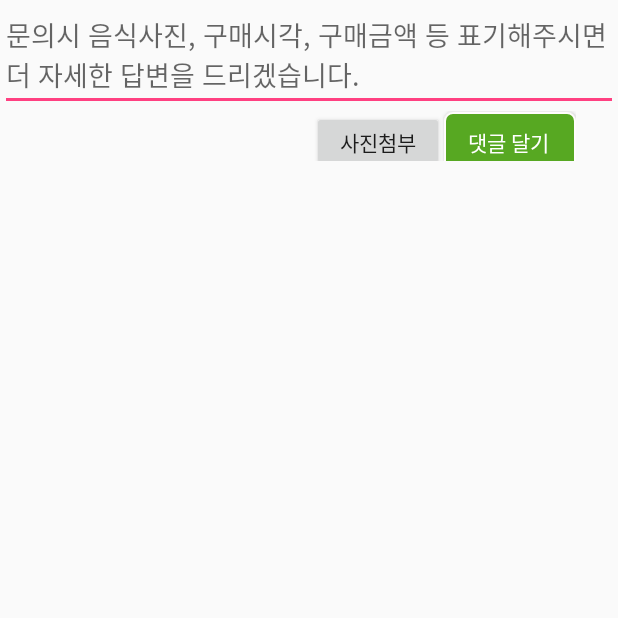
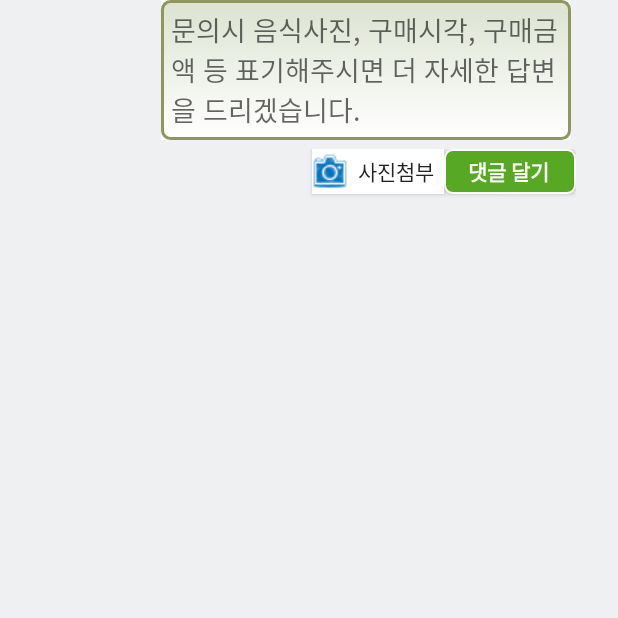
Before and after one commit to TrustOne/ddang, an Android app: the screen it shows after launch (Comment_Activity_1), after a tap on "후기보기1", on a phone screen of 412 x 824 dp, the top half of it. Run offline under Robolectric (Android 15) with nearby library versions, the phone set to English and light mode, and no system bars; our stand-ins replace Firebase (no records; nobody signed in at launch, a user with empty details on screens opened directly); libraries missing offline, so code that uses them is left out: com.facebook, com.facebook.login, com.firebase.ui; pictures from the network do not load.

Commit message:
180814_1

```diff
--- a/app/src/main/AndroidManifest.xml
+++ b/app/src/main/AndroidManifest.xml
@@ -47,6 +47,7 @@
         <activity android:name=".creditActivity" />
         <activity
             android:name=".Comment_Activity_1"
+            android:windowSoftInputMode="stateAlwaysHidden"
             android:label="@string/title_activity_comment__1"></activity>
     </application>
 
--- a/app/src/main/java/com/example/administrator/secondlogin/Comment_Activity_1.java
+++ b/app/src/main/java/com/example/administrator/secondlogin/Comment_Activity_1.java
@@ -22,12 +22,16 @@ import android.support.v4.app.ActivityCompat;
 import android.support.v4.content.ContextCompat;
 import android.util.Log;
 import android.view.LayoutInflater;
+import android.view.MotionEvent;
 import android.view.View;
 import android.view.ViewGroup;
+import android.widget.Adapter;
 import android.widget.BaseAdapter;
 import android.widget.EditText;
 import android.widget.ImageView;
+import android.widget.ListAdapter;
 import android.widget.ListView;
+import android.widget.ScrollView;
 import android.widget.TextView;
 
 import com.bumptech.glide.Glide;
@@ -54,6 +58,7 @@ import java.util.ArrayList;
 import java.util.Date;
 import java.util.HashMap;
 import java.util.Map;
+import java.util.zip.Inflater;
 
 import static com.facebook.login.widget.ProfilePictureView.TAG;
 
@@ -69,7 +74,8 @@ public class Comment_Activity_1 extends Activity {
     ArrayList<Comment> al = new ArrayList<Comment>();
     public RequestManager mGlideRequestManager;
 
-
+    private ListView mList_Lv;
+    private ScrollView mScroll_Sv;
 
     @Override
     protected void onCreate(Bundle savedInstanceState) {
@@ -82,6 +88,15 @@ public class Comment_Activity_1 extends Activity {
         System.out.println("0809_1");
         storage = FirebaseStorage.getInstance();
         storageRef = storage.getReference();
+        iNit();
+
+
+
+
+
+
+
+
         db.collection("user_store").document("TrustOne").collection("Comment")
                 .get()
                 .addOnCompleteListener(new OnCompleteListener<QuerySnapshot>() {
@@ -93,7 +108,18 @@ public class Comment_Activity_1 extends Activity {
                                 al.add(new Comment((String)document.get("COMMENT") ,(String)document.get("TIME"), (String)document.get("UID"),(String)document.get("PHOTO") ));
                                 System.out.println("0809_1.5" + (String)document.get("COMMENT"));
 
+
                             }
+                            MyAdapter adapter = new MyAdapter(
+                                    getApplicationContext(),
+                                    R.layout.listview_layout,
+                                    al);
+                            ListView lv = (ListView)findViewById(R.id.listview);
+                       //     setListViewHeightBasedOnItems(lv);
+                            lv.setAdapter(adapter);
+                       //     setListViewHeightBasedOnChildren(lv);
+
+
                         } else {
                       //      Log.d(TAG, "Error getting documents: ", task.getException());
                         }
@@ -103,15 +129,27 @@ public class Comment_Activity_1 extends Activity {
 
      //   StorageReference pathReference = storageRef.child("user_store/Trustone_store/comment");
         System.out.println("0809_2");
-    MyAdapter adapter = new MyAdapter(
-            getApplicationContext(),
-            R.layout.listview_layout,
-            al);
-        ListView lv = (ListView)findViewById(R.id.listview);
-        lv.setAdapter(adapter);
+
         System.out.println("0809_3");
     }
+
 ///////
+
+    private void iNit(){
+        mScroll_Sv = (ScrollView)findViewById(R.id.sss);
+        mList_Lv = (ListView) findViewById(R.id.listview);
+
+
+        mList_Lv.setOnTouchListener(new View.OnTouchListener() {
+            @Override
+            public boolean onTouch(View v, MotionEvent event) {
+                mScroll_Sv.requestDisallowInterceptTouchEvent(true);
+                return false;
+            }
+        });
+    }
+
+
 class MyAdapter extends BaseAdapter {
     Context context;
     int layout;
@@ -139,7 +177,7 @@ class MyAdapter extends BaseAdapter {
 
     @Override
     public View getView(int position, View convertView, ViewGroup parent) {
-
+        System.out.println("0809_7");
         if (convertView == null)
             convertView = inf.inflate(layout, null);
 
@@ -336,6 +374,8 @@ class MyAdapter extends BaseAdapter {
                 // ...
                 System.out.println("upload success123");
                 EditText edittext = (EditText)findViewById(R.id.editText);
+         //       edittext.setFocusable(false);
+                edittext.clearFocus();
                 String s_edit = edittext.getText().toString();
                 db = FirebaseFirestore.getInstance();
 
--- /dev/null
+++ b/app/src/main/res/drawable/shape_edittext.xml
@@ -0,0 +1,72 @@
+<?xml version="1.0" encoding="utf-8"?>
+<selector xmlns:android="http://schemas.android.com/apk/res/android">
+    <item android:state_pressed="true" android:state_enabled="true">
+        <shape>
+            <gradient
+                android:startColor="#dce3d1" android:endColor="#ffffff"
+                android:angle="270" />
+
+            <stroke
+                android:width="2dip" android:color="#8f975d"/>
+
+            <corners android:radius="5dip"/>
+
+            <padding
+                android:left="7dip"
+                android:right="7dip"
+                android:top="7dip"
+                android:bottom="7dip" />
+        </shape>
+    </item>
+    <item android:state_focused="true" android:state_enabled="true">
+        <shape>
+            <gradient
+                android:startColor="#dce3d1" android:endColor="#ffffff"
+                android:angle="270" />
+
+            <stroke
+                android:width="2dip" android:color="#8f975d"/>
+
+            <corners android:radius="5dip"/>
+
+            <padding
+                android:left="7dip"
+                android:right="7dip"
+                android:top="7dip"
+                android:bottom="7dip" />
+        </shape>
+    </item>
+    <item android:state_enabled="false">
+        <shape>
+            <gradient
+                android:startColor="#bbc2b2" android:endColor="#898b75"
+                android:angle="270" />
+
+            <corners android:radius="5dip"/>
+
+            <padding
+                android:left="7dip"
+                android:right="7dip"
+                android:top="7dip"
+                android:bottom="7dip" />
+        </shape>
+    </item>
+    <item android:state_enabled="true">
+        <shape>
+            <gradient
+                android:startColor="#dce3d1" android:endColor="#ffffff"
+                android:angle="270" />
+
+            <stroke
+                android:width="0.5dip" android:color="#898b75"/>
+
+            <corners android:radius="5dip"/>
+
+            <padding
+                android:left="7dip"
+                android:right="7dip"
+                android:top="7dip"
+                android:bottom="7dip" />
+        </shape>
+    </item>
+</selector>
--- a/app/src/main/res/layout/activity_comment__1.xml
+++ b/app/src/main/res/layout/activity_comment__1.xml
@@ -2,14 +2,17 @@
 <ScrollView xmlns:android="http://schemas.android.com/apk/res/android"
     xmlns:app="http://schemas.android.com/apk/res-auto"
     xmlns:tools="http://schemas.android.com/tools"
-    android:layout_width="fill_parent"
-    android:layout_height="fill_parent"
+    android:id="@+id/sss"
+    android:layout_width="match_parent"
+    android:layout_height="match_parent"
+    android:fillViewport="true"
+    android:background="#eff0f1"
     tools:context=".Comment_Activity_1">
 
     <android.support.constraint.ConstraintLayout xmlns:android="http://schemas.android.com/apk/res/android"
         xmlns:app="http://schemas.android.com/apk/res-auto"
         xmlns:tools="http://schemas.android.com/tools"
-        android:id="@+id/sss"
+
         android:layout_width="match_parent"
         android:layout_height="match_parent"
         android:minHeight="250dp">
@@ -17,10 +20,17 @@
 
         <LinearLayout
             android:id="@+id/linearLayout3"
-            android:layout_width="match_parent"
+            android:layout_width="273dp"
             android:layout_height="wrap_content"
+            android:layout_marginEnd="8dp"
+            android:layout_marginStart="84dp"
+            android:background="#ffffff"
+            android:focusable="true"
+            android:focusableInTouchMode="true"
+            android:gravity="right"
             android:orientation="vertical"
             app:layout_constraintBottom_toBottomOf="parent"
+            app:layout_constraintEnd_toEndOf="parent"
             app:layout_constraintStart_toStartOf="parent"
             app:layout_constraintTop_toTopOf="parent"
             app:layout_constraintVertical_bias="0.0">
@@ -30,8 +40,12 @@
                 android:layout_width="match_parent"
                 android:layout_height="wrap_content"
                 android:ems="5"
+                android:background="@drawable/shape_edittext"
+                android:maxLength="400"
+                android:cursorVisible="false"
                 android:hint="문의시 음식사진, 구매시각, 구매금액 등 표기해주시면 더 자세한 답변을 드리겠습니다."
-                android:inputType="textMultiLine"
+                android:inputType="textMultiLine|textNoSuggestions"
+                android:textColorLink="@android:color/background_dark"
                 app:layout_constraintEnd_toEndOf="parent"
                 app:layout_constraintHorizontal_bias="0.901"
                 app:layout_constraintStart_toStartOf="parent"
@@ -57,6 +71,7 @@
             android:id="@+id/linearLayout2"
             android:layout_width="355dp"
             android:layout_height="33dp"
+            android:layout_marginTop="6dp"
             android:gravity="right"
             android:orientation="horizontal"
             app:layout_constraintBottom_toBottomOf="parent"
@@ -68,7 +83,9 @@
             <Button
                 android:id="@+id/button3"
                 android:layout_width="wrap_content"
-                android:layout_height="40dp"
+                android:layout_height="30dp"
+                android:background="#ffffff"
+                android:drawableStart="@drawable/blue_camera"
                 android:onClick="image_click"
                 android:text="사진첨부"
                 app:layout_constraintBottom_toBottomOf="parent"
@@ -81,12 +98,14 @@
             <Button
                 android:id="@+id/button2"
                 android:layout_width="wrap_content"
-                android:layout_height="40dp"
+                android:layout_height="30dp"
                 android:background="@drawable/shape_button"
                 android:onClick="upload"
                 android:paddingRight="2dp"
                 android:text="댓글 달기"
                 android:textColor="#FFFFFF"
+                android:textSize="14sp"
+                android:textStyle="bold"
                 app:layout_constraintBottom_toBottomOf="parent"
                 app:layout_constraintEnd_toEndOf="parent"
                 app:layout_constraintHorizontal_bias="0.0"
@@ -97,8 +116,8 @@
 
         <ListView
             android:id="@+id/listview"
-            android:layout_width="296dp"
-            android:layout_height="511dp"
+            android:layout_width="wrap_content"
+            android:layout_height="452dp"
             app:layout_constraintBottom_toBottomOf="parent"
             app:layout_constraintEnd_toEndOf="parent"
             app:layout_constraintHorizontal_bias="1.0"
--- a/app/src/main/res/layout/listview_layout.xml
+++ b/app/src/main/res/layout/listview_layout.xml
@@ -10,7 +10,7 @@
         android:layout_width="match_parent"
         android:layout_height="2dp"
         android:layout_centerInParent="true"
-        android:background="#FF0000"/>
+        android:background="#4d4842" />
 
 
     <TextView
@@ -21,19 +21,20 @@
         android:text="TextView"
         app:layout_constraintBottom_toBottomOf="parent"
         app:layout_constraintEnd_toEndOf="parent"
-        app:layout_constraintHorizontal_bias="0.843"
+        app:layout_constraintHorizontal_bias="1.0"
         app:layout_constraintStart_toStartOf="parent"
         app:layout_constraintTop_toTopOf="parent"
-        app:layout_constraintVertical_bias="0.015" />
+        app:layout_constraintVertical_bias="0.027" />
 
 
     <ImageView
         android:id="@+id/imageView_list"
-        android:layout_width="wrap_content"
+        android:layout_width="293dp"
         android:layout_height="wrap_content"
 
 
         android:adjustViewBounds="true"
+        android:foregroundGravity="right"
         app:layout_constraintBottom_toBottomOf="parent"
         app:layout_constraintEnd_toEndOf="parent"
         app:layout_constraintHorizontal_bias="1.0"
```
Also changed, not shown: app/src/main/res/drawable-v24/blue_camera.png (added).
